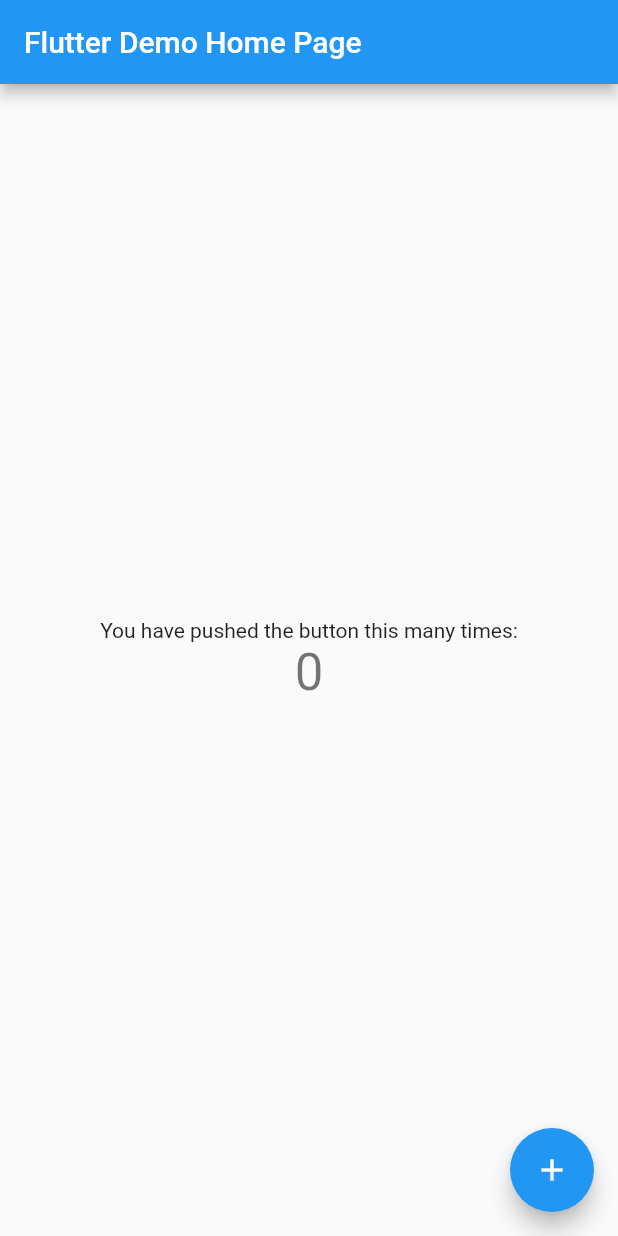
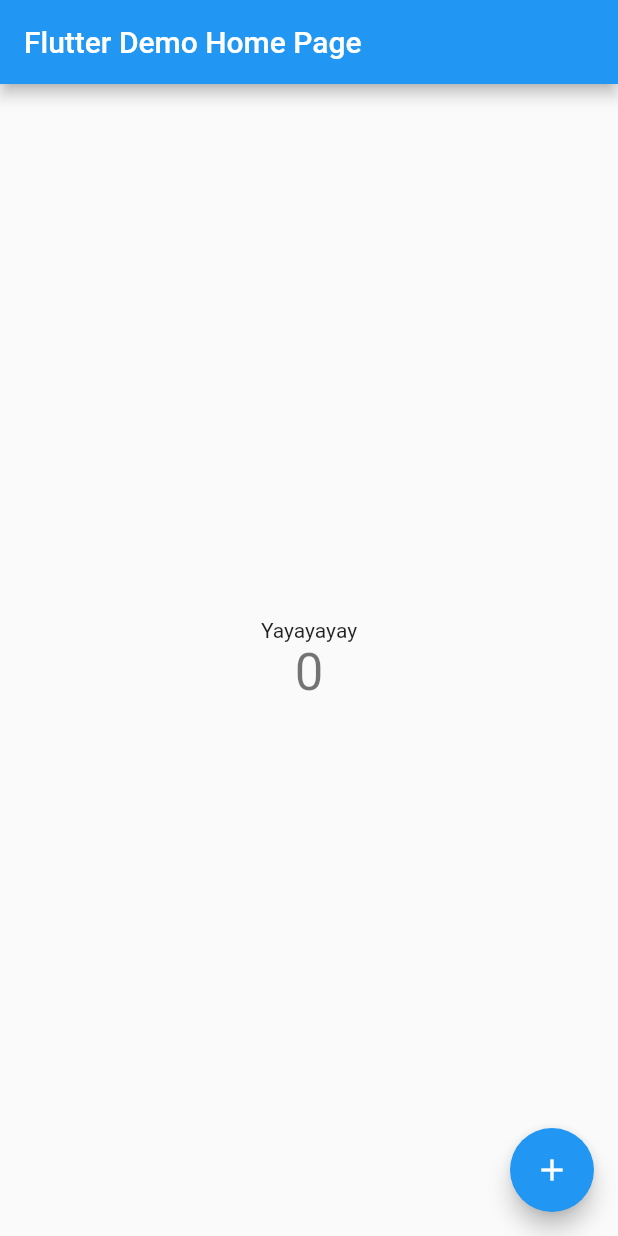
Before and after one commit to endo000/project_client, a Flutter app: the screen it shows after launch, on a phone screen of 412 x 824 dp. Run offline on Flutter 3.47's test engine with Material 2 defaults, Android fonts, the phone set to English and light mode, and no system bars.

Commit message:
removed unnecessary comments

```diff
--- a/lib/main.dart
+++ b/lib/main.dart
@@ -7,21 +7,11 @@ void main() {
 class MyApp extends StatelessWidget {
   const MyApp({Key? key}) : super(key: key);
 
-  // This widget is the root of your application.
   @override
   Widget build(BuildContext context) {
     return MaterialApp(
       title: 'Flutter Demo',
       theme: ThemeData(
-        // This is the theme of your application.
-        //
-        // Try running your application with "flutter run". You'll see the
-        // application has a blue toolbar. Then, without quitting the app, try
-        // changing the primarySwatch below to Colors.green and then invoke
-        // "hot reload" (press "r" in the console where you ran "flutter run",
-        // or simply save your changes to "hot reload" in a Flutter IDE).
-        // Notice that the counter didn't reset back to zero; the application
-        // is not restarted.
         primarySwatch: Colors.blue,
       ),
       home: const MyHomePage(title: 'Flutter Demo Home Page'),
@@ -31,15 +21,6 @@ class MyApp extends StatelessWidget {
 
 class MyHomePage extends StatefulWidget {
   const MyHomePage({Key? key, required this.title}) : super(key: key);
-
-  // This widget is the home page of your application. It is stateful, meaning
-  // that it has a State object (defined below) that contains fields that affect
-  // how it looks.
-
-  // This class is the configuration for the state. It holds the values (in this
-  // case the title) provided by the parent (in this case the App widget) and
-  // used by the build method of the State. Fields in a Widget subclass are
-  // always marked "final".
 
   final String title;
 
@@ -52,51 +33,22 @@ class _MyHomePageState extends State<MyHomePage> {
 
   void _incrementCounter() {
     setState(() {
-      // This call to setState tells the Flutter framework that something has
-      // changed in this State, which causes it to rerun the build method below
-      // so that the display can reflect the updated values. If we changed
-      // _counter without calling setState(), then the build method would not be
-      // called again, and so nothing would appear to happen.
       _counter++;
     });
   }
 
   @override
   Widget build(BuildContext context) {
-    // This method is rerun every time setState is called, for instance as done
-    // by the _incrementCounter method above.
-    //
-    // The Flutter framework has been optimized to make rerunning build methods
-    // fast, so that you can just rebuild anything that needs updating rather
-    // than having to individually change instances of widgets.
     return Scaffold(
       appBar: AppBar(
-        // Here we take the value from the MyHomePage object that was created by
-        // the App.build method, and use it to set our appbar title.
         title: Text(widget.title),
       ),
       body: Center(
-        // Center is a layout widget. It takes a single child and positions it
-        // in the middle of the parent.
         child: Column(
-          // Column is also a layout widget. It takes a list of children and
-          // arranges them vertically. By default, it sizes itself to fit its
-          // children horizontally, and tries to be as tall as its parent.
-          //
-          // Invoke "debug painting" (press "p" in the console, choose the
-          // "Toggle Debug Paint" action from the Flutter Inspector in Android
-          // Studio, or the "Toggle Debug Paint" command in Visual Studio Code)
-          // to see the wireframe for each widget.
-          //
-          // Column has various properties to control how it sizes itself and
-          // how it positions its children. Here we use mainAxisAlignment to
-          // center the children vertically; the main axis here is the vertical
-          // axis because Columns are vertical (the cross axis would be
-          // horizontal).
           mainAxisAlignment: MainAxisAlignment.center,
           children: <Widget>[
             const Text(
-              'You have pushed the button this many times:',
+              'Yayayayay',
             ),
             Text(
               '$_counter',
```
